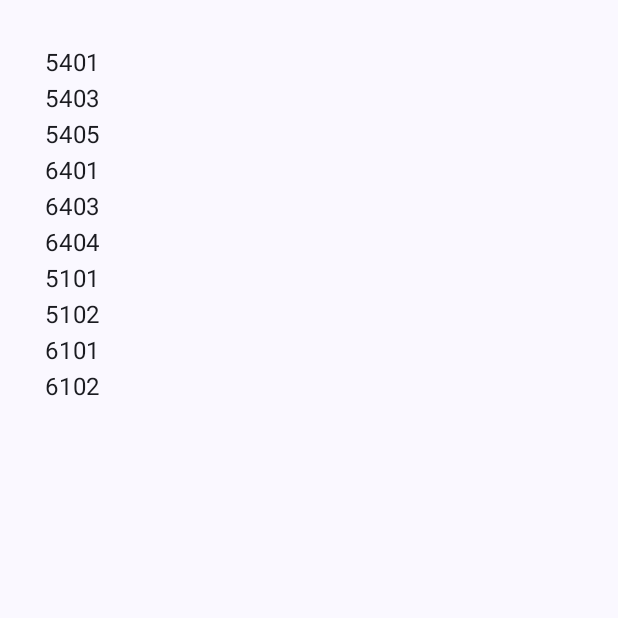
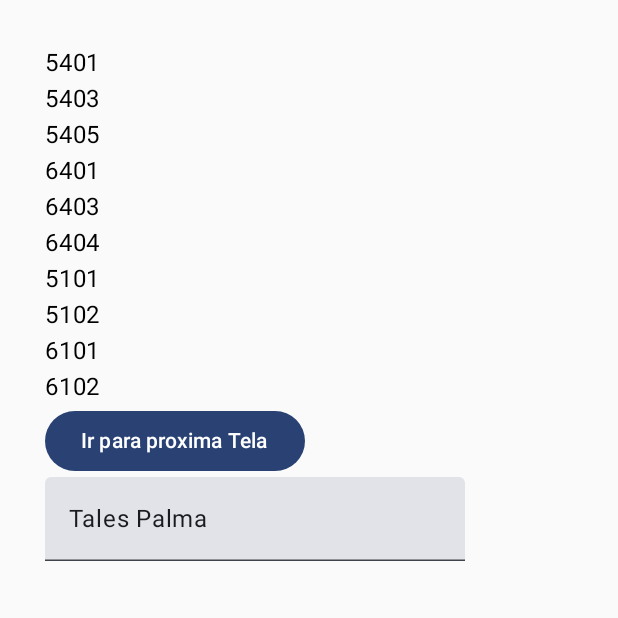
Before and after one commit to TalesPalma/Cfop-Convert-Mobile, an Android app built with Jetpack Compose: the screen it shows after launch (MainActivity), on a phone screen of 412 x 824 dp, the top half of it. Run offline under Robolectric (Android 15) with nearby library versions, the phone set to English and light mode, and no system bars; our stand-ins replace Dagger/Hilt's generated code, Room's generated code.

Commit message:
Implement navigate in app

```diff
--- a/app/build.gradle.kts
+++ b/app/build.gradle.kts
@@ -49,6 +49,9 @@ android {
 
 dependencies {
 
+    //Depedencias do Android Compose Navigation
+    implementation(libs.androidx.navigation.compose)
+
     // Depedencias do Android room
     implementation(libs.androidx.room.runtime)
     ksp(libs.androidx.room.compiler)
@@ -57,6 +60,9 @@ dependencies {
     //Depedencias do Android Hilt
     implementation(libs.hilt.android)
     ksp(libs.hilt.android.compiler)
+
+    //Depedencias do kotlin
+    implementation(libs.kotlinx.serialization.json)
 
     //Depedencias padrão do kotlin com o android
     implementation(libs.androidx.core.ktx)
--- a/app/src/main/java/com/talespalma/cfopconvertmobile/MainActivity.kt
+++ b/app/src/main/java/com/talespalma/cfopconvertmobile/MainActivity.kt
@@ -4,13 +4,14 @@ import android.os.Bundle
 import androidx.activity.ComponentActivity
 import androidx.activity.compose.setContent
 import androidx.activity.enableEdgeToEdge
-import androidx.compose.foundation.layout.fillMaxSize
-import androidx.compose.foundation.layout.padding
-import androidx.compose.material3.Scaffold
 import androidx.compose.runtime.Composable
 import androidx.compose.ui.Modifier
+import androidx.navigation.compose.NavHost
+import androidx.navigation.compose.rememberNavController
 import com.talespalma.cfopconvertmobile.database.AppDatabase
-import com.talespalma.cfopconvertmobile.ui.home.Home
+import com.talespalma.cfopconvertmobile.navigation.MyNavHost
+import com.talespalma.cfopconvertmobile.navigation.RoutesNav
+import com.talespalma.cfopconvertmobile.navigation.myNavGraph
 import com.talespalma.cfopconvertmobile.ui.theme.CfopConvertMobileTheme
 import dagger.hilt.android.AndroidEntryPoint
 import javax.inject.Inject
@@ -18,23 +19,15 @@ import javax.inject.Inject
 @AndroidEntryPoint
 class MainActivity : ComponentActivity() {
 
-    @Inject lateinit var db: AppDatabase
-
+    @Inject
+    lateinit var db: AppDatabase
     override fun onCreate(savedInstanceState: Bundle?) {
         super.onCreate(savedInstanceState)
         enableEdgeToEdge()
         setContent {
             CfopConvertMobileTheme {
-                MainScreen(db = db)
+                MyNavHost(db = db)
             }
         }
     }
 }
-
-
-@Composable
-fun MainScreen(modifier: Modifier = Modifier, db:AppDatabase) {
-    Scaffold(modifier = Modifier.fillMaxSize()) { padding ->
-        Home(modifier = Modifier.padding(padding), db = db)
-    }
-}
--- a/app/src/main/java/com/talespalma/cfopconvertmobile/database/AppDatabase.kt
+++ b/app/src/main/java/com/talespalma/cfopconvertmobile/database/AppDatabase.kt
@@ -19,6 +19,4 @@ abstract class AppDatabase : RoomDatabase() {
     abstract fun cfopIndustrializacaoDao(): CfopIndustrializacaoDao
     abstract fun cfopConsumoDao(): CfopConsumoDao
 
-
-
 }
--- /dev/null
+++ b/app/src/main/java/com/talespalma/cfopconvertmobile/navigation/MyNavHost.kt
@@ -0,0 +1,17 @@
+package com.talespalma.cfopconvertmobile.navigation
+
+import androidx.compose.runtime.Composable
+import androidx.compose.ui.Modifier
+import androidx.navigation.compose.rememberNavController
+import com.talespalma.cfopconvertmobile.database.AppDatabase
+
+@Composable
+fun MyNavHost(modifier: Modifier = Modifier, db: AppDatabase) {
+    val navController = rememberNavController()
+    androidx.navigation.compose.NavHost(
+        navController = navController,
+        startDestination = RoutesNav.Home.name
+    ) {
+        myNavGraph(navController, db)
+    }
+}
--- /dev/null
+++ b/app/src/main/java/com/talespalma/cfopconvertmobile/navigation/NavGraphsApp.kt
@@ -0,0 +1,18 @@
+package com.talespalma.cfopconvertmobile.navigation
+
+import androidx.navigation.NavGraphBuilder
+import androidx.navigation.NavHostController
+import androidx.navigation.compose.composable
+import com.talespalma.cfopconvertmobile.database.AppDatabase
+import com.talespalma.cfopconvertmobile.ui.contact.ContactScreen
+import com.talespalma.cfopconvertmobile.ui.home.Home
+
+fun NavGraphBuilder.myNavGraph(navController: NavHostController, database: AppDatabase) {
+    composable(RoutesNav.Home.name) {
+        Home(db = database, navController = navController)
+    }
+    composable(RoutesNav.Contact.name+"/{name}") {
+        val name = it.arguments?.getString("name")
+        ContactScreen(navController = navController, name = name)
+    }
+}
--- /dev/null
+++ b/app/src/main/java/com/talespalma/cfopconvertmobile/navigation/RoutesNav.kt
@@ -0,0 +1,7 @@
+package com.talespalma.cfopconvertmobile.navigation
+
+
+sealed class RoutesNav(val name: String) {
+    data object Home : RoutesNav(name = "HomeRoute")
+    data object Contact : RoutesNav(name = "ContactRoute")
+}
--- /dev/null
+++ b/app/src/main/java/com/talespalma/cfopconvertmobile/ui/contact/ContactViewModel.kt
@@ -0,0 +1,4 @@
+package com.talespalma.cfopconvertmobile.ui.contact
+
+class ContactViewModel {
+}
--- a/app/src/main/java/com/talespalma/cfopconvertmobile/ui/home/HomeScreen.kt
+++ b/app/src/main/java/com/talespalma/cfopconvertmobile/ui/home/HomeScreen.kt
@@ -2,34 +2,53 @@ package com.talespalma.cfopconvertmobile.ui.home
 
 import androidx.compose.foundation.layout.Column
 import androidx.compose.foundation.layout.padding
+import androidx.compose.material3.Button
 import androidx.compose.material3.Text
+import androidx.compose.material3.TextField
 import androidx.compose.runtime.Composable
 import androidx.compose.runtime.LaunchedEffect
+import androidx.compose.runtime.getValue
 import androidx.compose.runtime.mutableStateListOf
+import androidx.compose.runtime.mutableStateOf
 import androidx.compose.runtime.remember
+import androidx.compose.runtime.setValue
 import androidx.compose.runtime.snapshots.SnapshotStateList
 import androidx.compose.ui.Modifier
 import androidx.compose.ui.tooling.preview.Preview
 import androidx.compose.ui.unit.dp
+import androidx.navigation.NavController
 import com.talespalma.cfopconvertmobile.database.AppDatabase
 import com.talespalma.cfopconvertmobile.database.entitys.CfopConsumo
+import com.talespalma.cfopconvertmobile.navigation.RoutesNav
 import com.talespalma.cfopconvertmobile.ui.theme.CfopConvertMobileTheme
 import kotlinx.coroutines.flow.Flow
 
 @Composable
-fun Home(modifier: Modifier = Modifier, db: AppDatabase?) {
-    val cfopConsumo : SnapshotStateList<CfopConsumo> = remember { mutableStateListOf() }
+fun Home(modifier: Modifier = Modifier, db: AppDatabase?, navController: NavController?) {
+    var name by remember {
+        mutableStateOf("Tales Palma")
+    }
+
+    val cfopConsumo: SnapshotStateList<CfopConsumo> = remember { mutableStateListOf() }
     Column(modifier = Modifier.padding(30.dp)) {
-        LaunchedEffect(Unit){
-            val cfops : Flow<List<CfopConsumo>>? = db?.cfopConsumoDao()?.getAll()
-            cfops?.collect{
+        LaunchedEffect(Unit) {
+            val cfops: Flow<List<CfopConsumo>>? = db?.cfopConsumoDao()?.getAll()
+            cfops?.collect {
                 cfopConsumo.addAll(it)
             }
         }
-        cfopConsumo.forEach{
+        cfopConsumo.forEach {
             Text(text = it.code)
         }
+        Button(onClick = { navController?.navigate(RoutesNav.Contact.name + "/$name") }) {
+            Text(text = "Ir para proxima Tela")
+        }
+        TextField(value = name, onValueChange = {
+            newText -> name = newText
+        } )
+
     }
+
 }
 
 
@@ -37,6 +56,6 @@ fun Home(modifier: Modifier = Modifier, db: AppDatabase?) {
 @Composable
 private fun HomePreview() {
     CfopConvertMobileTheme {
-        Home(db = null)
+        Home(db = null, navController = null)
     }
 }
--- a/build.gradle.kts
+++ b/build.gradle.kts
@@ -5,4 +5,6 @@ plugins {
     alias(libs.plugins.kotlin.compose) apply false
     alias(libs.plugins.ksp)
     alias(libs.plugins.hilt) apply false
+    kotlin("plugin.serialization") version "2.0.20"
+
 }
--- a/gradle/libs.versions.toml
+++ b/gradle/libs.versions.toml
@@ -6,15 +6,18 @@ coreKtx = "1.13.1"
 junit = "4.13.2"
 junitVersion = "1.2.1"
 espressoCore = "3.6.1"
+kotlinxSerializationJson = "1.7.1"
 lifecycleRuntimeKtx = "2.8.4"
 activityCompose = "1.9.1"
 composeBom = "2024.08.00"
+navigationCompose = "2.7.7"
 roomRuntime = "2.6.1"
 ksp = "2.0.20-1.0.24"
 hilt = "2.52"
 
 [libraries]
 androidx-core-ktx = { group = "androidx.core", name = "core-ktx", version.ref = "coreKtx" }
+androidx-navigation-compose = { module = "androidx.navigation:navigation-compose", version.ref = "navigationCompose" }
 androidx-room-compiler = { module = "androidx.room:room-compiler", version.ref = "roomRuntime" }
 androidx-room-ktx = { module = "androidx.room:room-ktx", version.ref = "roomRuntime" }
 androidx-room-runtime = { module = "androidx.room:room-runtime", version.ref = "roomRuntime" }
@@ -33,6 +36,7 @@ androidx-ui-tooling-preview = { group = "androidx.compose.ui", name = "ui-toolin
 androidx-ui-test-manifest = { group = "androidx.compose.ui", name = "ui-test-manifest" }
 androidx-ui-test-junit4 = { group = "androidx.compose.ui", name = "ui-test-junit4" }
 androidx-material3 = { group = "androidx.compose.material3", name = "material3" }
+kotlinx-serialization-json = { module = "org.jetbrains.kotlinx:kotlinx-serialization-json", version.ref = "kotlinxSerializationJson" }
 
 [plugins]
 android-application = { id = "com.android.application", version.ref = "agp" }
```
Also changed, not shown: app/src/main/java/com/talespalma/cfopconvertmobile/ui/contact/ContactScreen.kt (added, +23 -0 lines).
